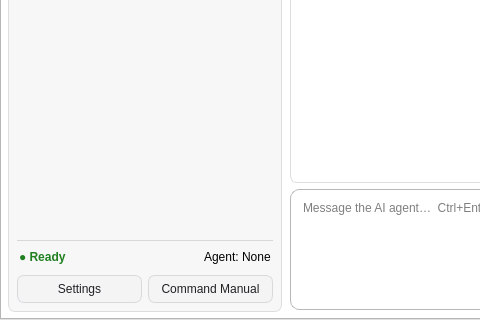
frankyeh/DSI-Studio, file mainwindow.ui: the form before one commit; both pictures show x 0 to 480 and y 438 to 758 of the 1272 by 758 pixel window.
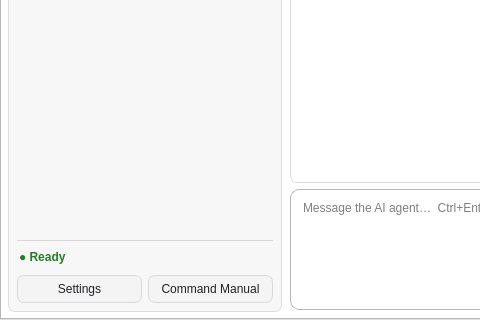
The form after the commit. Icons and pictures are not drawn.

```diff
--- a/mainwindow.ui
+++ b/mainwindow.ui
@@ -425,16 +425,6 @@
                  </property>
                 </spacer>
                </item>
-               <item>
-                <widget class="QLabel" name="ai_connected_agent">
-                 <property name="styleSheet">
-                  <string notr="true">QLabel { background-color: transparent; }</string>
-                 </property>
-                 <property name="text">
-                  <string>Agent: None</string>
-                 </property>
-                </widget>
-               </item>
               </layout>
              </widget>
             </item>
```
